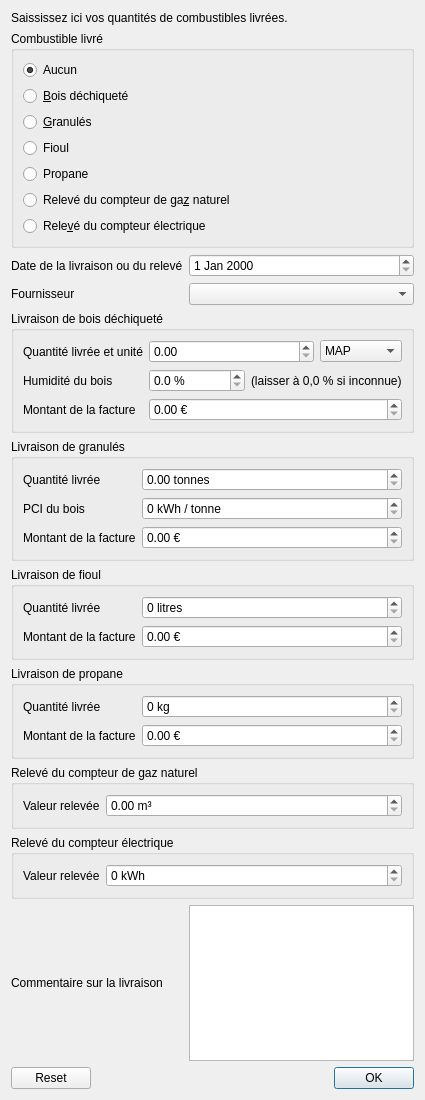
pyridiss/suivi-chaufferies, file addfueldelivery.ui: the form before one commit.
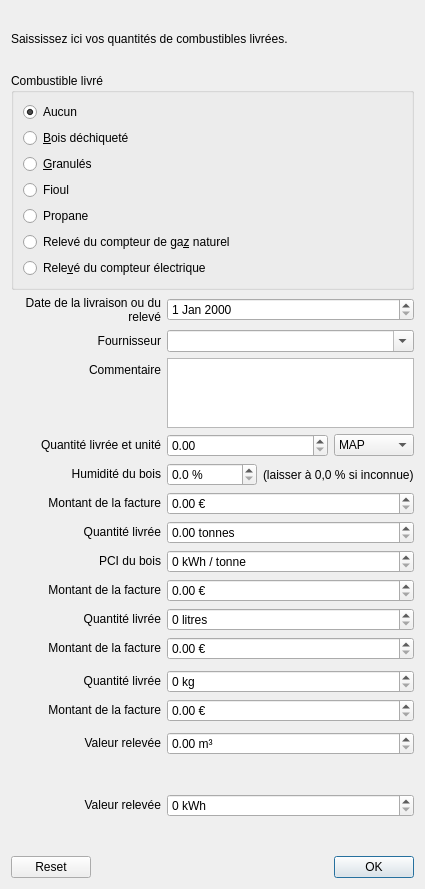
The form after the commit.

Patch:
```diff
--- a/addfueldelivery.ui
+++ b/addfueldelivery.ui
@@ -7,11 +7,18 @@
     <x>0</x>
     <y>0</y>
     <width>425</width>
-    <height>1100</height>
+    <height>889</height>
    </rect>
   </property>
-  <layout class="QGridLayout" name="gridLayout">
-   <item row="3" column="0" colspan="2">
+  <layout class="QVBoxLayout" name="verticalLayout">
+   <item>
+    <widget class="QLabel" name="label">
+     <property name="text">
+      <string>Saississez ici vos quantités de combustibles livrées.</string>
+     </property>
+    </widget>
+   </item>
+   <item>
     <widget class="QGroupBox" name="groupBox_Fuels">
      <property name="title">
       <string>Combustible livré</string>
@@ -72,77 +79,149 @@
      </layout>
     </widget>
    </item>
-   <item row="11" column="0" colspan="2">
-    <widget class="QGroupBox" name="groupBox_NaturalGas">
-     <property name="title">
-      <string>Relevé du compteur de gaz naturel</string>
-     </property>
-     <layout class="QFormLayout" name="formLayout_4">
+   <item>
+    <layout class="QHBoxLayout" name="horizontalLayout_3">
+     <item>
+      <widget class="QLabel" name="label_4">
+       <property name="minimumSize">
+        <size>
+         <width>150</width>
+         <height>0</height>
+        </size>
+       </property>
+       <property name="maximumSize">
+        <size>
+         <width>150</width>
+         <height>16777215</height>
+        </size>
+       </property>
+       <property name="text">
+        <string>&lt;html&gt;&lt;head/&gt;&lt;body&gt;&lt;p align=&quot;right&quot;&gt;Date de la livraison ou du relevé&lt;/p&gt;&lt;/body&gt;&lt;/html&gt;</string>
+       </property>
+       <property name="wordWrap">
+        <bool>true</bool>
+       </property>
+      </widget>
+     </item>
+     <item>
+      <widget class="QDateEdit" name="editDeliveryDate">
+       <property name="sizePolicy">
+        <sizepolicy hsizetype="Expanding" vsizetype="Fixed">
+         <horstretch>0</horstretch>
+         <verstretch>0</verstretch>
+        </sizepolicy>
+       </property>
+      </widget>
+     </item>
+    </layout>
+   </item>
+   <item>
+    <widget class="QFrame" name="frame_General">
+     <layout class="QFormLayout" name="formLayout_7">
+      <property name="leftMargin">
+       <number>0</number>
+      </property>
+      <property name="topMargin">
+       <number>0</number>
+      </property>
+      <property name="rightMargin">
+       <number>0</number>
+      </property>
+      <property name="bottomMargin">
+       <number>0</number>
+      </property>
       <item row="0" column="0">
-       <widget class="QLabel" name="label_13">
+       <widget class="QLabel" name="label_2">
+        <property name="minimumSize">
+         <size>
+          <width>150</width>
+          <height>0</height>
+         </size>
+        </property>
+        <property name="toolTip">
+         <string>&lt;html&gt;&lt;head/&gt;&lt;body&gt;&lt;p&gt;Sélectionez le fournisseur à l'aide de la flèche à droite de la case 'Fournisseur'.&lt;/p&gt;&lt;p&gt;Si le fournisseur n'est pas encore enregistré, écrivez son nom directement dans la ligne et appuyez sur la touche 'Entrée'.&lt;/p&gt;&lt;/body&gt;&lt;/html&gt;</string>
+        </property>
         <property name="text">
-         <string>Valeur relevée</string>
+         <string>&lt;html&gt;&lt;head/&gt;&lt;body&gt;&lt;p align=&quot;right&quot;&gt;Fournisseur&lt;/p&gt;&lt;/body&gt;&lt;/html&gt;</string>
         </property>
        </widget>
       </item>
       <item row="0" column="1">
-       <widget class="QDoubleSpinBox" name="editNaturalGasIndex">
+       <widget class="QComboBox" name="editProvider">
         <property name="sizePolicy">
          <sizepolicy hsizetype="Expanding" vsizetype="Fixed">
           <horstretch>0</horstretch>
           <verstretch>0</verstretch>
          </sizepolicy>
         </property>
-        <property name="suffix">
-         <string> m³</string>
+        <property name="toolTip">
+         <string>&lt;html&gt;&lt;head/&gt;&lt;body&gt;&lt;p&gt;Sélectionez le fournisseur à l'aide de la flèche à droite de la case 'Fournisseur'.&lt;/p&gt;&lt;p&gt;Si le fournisseur n'est pas encore enregistré, écrivez son nom directement dans la ligne et appuyez sur la touche 'Entrée'.&lt;/p&gt;&lt;/body&gt;&lt;/html&gt;</string>
         </property>
+        <property name="editable">
+         <bool>true</bool>
+        </property>
+        <property name="insertPolicy">
+         <enum>QComboBox::InsertAlphabetically</enum>
+        </property>
        </widget>
       </item>
-     </layout>
-    </widget>
-   </item>
-   <item row="12" column="0" colspan="2">
-    <widget class="QGroupBox" name="groupBox_Electricity">
-     <property name="title">
-      <string>Relevé du compteur électrique</string>
-     </property>
-     <layout class="QFormLayout" name="formLayout">
-      <item row="0" column="0">
-       <widget class="QLabel" name="label_3">
+      <item row="1" column="0">
+       <widget class="QLabel" name="label_11">
+        <property name="minimumSize">
+         <size>
+          <width>150</width>
+          <height>0</height>
+         </size>
+        </property>
         <property name="text">
-         <string>Valeur relevée</string>
+         <string>&lt;html&gt;&lt;head/&gt;&lt;body&gt;&lt;p align=&quot;right&quot;&gt;Commentaire&lt;/p&gt;&lt;/body&gt;&lt;/html&gt;</string>
         </property>
        </widget>
       </item>
-      <item row="0" column="1">
-       <widget class="QSpinBox" name="editElectricityIndex">
+      <item row="1" column="1">
+       <widget class="QPlainTextEdit" name="editComment">
         <property name="sizePolicy">
          <sizepolicy hsizetype="Expanding" vsizetype="Fixed">
           <horstretch>0</horstretch>
           <verstretch>0</verstretch>
          </sizepolicy>
         </property>
-        <property name="suffix">
-         <string> kWh</string>
+        <property name="maximumSize">
+         <size>
+          <width>16777215</width>
+          <height>70</height>
+         </size>
         </property>
-        <property name="maximum">
-         <number>1000000</number>
-        </property>
        </widget>
       </item>
      </layout>
     </widget>
    </item>
-   <item row="7" column="0" colspan="2">
-    <widget class="QGroupBox" name="groupBox_WoodChips">
-     <property name="title">
-      <string>Livraison de bois déchiqueté</string>
-     </property>
+   <item>
+    <widget class="QFrame" name="frame_WoodChips">
      <layout class="QFormLayout" name="formLayout_2">
+      <property name="leftMargin">
+       <number>0</number>
+      </property>
+      <property name="topMargin">
+       <number>0</number>
+      </property>
+      <property name="rightMargin">
+       <number>0</number>
+      </property>
+      <property name="bottomMargin">
+       <number>0</number>
+      </property>
       <item row="1" column="0">
        <widget class="QLabel" name="label_5">
+        <property name="minimumSize">
+         <size>
+          <width>150</width>
+          <height>0</height>
+         </size>
+        </property>
         <property name="text">
-         <string>Quantité livrée et unité</string>
+         <string>&lt;html&gt;&lt;head/&gt;&lt;body&gt;&lt;p align=&quot;right&quot;&gt;Quantité livrée et unité&lt;/p&gt;&lt;/body&gt;&lt;/html&gt;</string>
         </property>
        </widget>
       </item>
@@ -178,8 +257,14 @@
       </item>
       <item row="2" column="0">
        <widget class="QLabel" name="label_6">
+        <property name="minimumSize">
+         <size>
+          <width>150</width>
+          <height>0</height>
+         </size>
+        </property>
         <property name="text">
-         <string>Humidité du bois</string>
+         <string>&lt;html&gt;&lt;head/&gt;&lt;body&gt;&lt;p align=&quot;right&quot;&gt;Humidité du bois&lt;/p&gt;&lt;/body&gt;&lt;/html&gt;</string>
         </property>
        </widget>
       </item>
@@ -231,41 +316,45 @@
       </item>
       <item row="3" column="0">
        <widget class="QLabel" name="label_9">
+        <property name="minimumSize">
+         <size>
+          <width>150</width>
+          <height>0</height>
+         </size>
+        </property>
         <property name="text">
-         <string>Montant de la facture</string>
+         <string>&lt;html&gt;&lt;head/&gt;&lt;body&gt;&lt;p align=&quot;right&quot;&gt;Montant de la facture&lt;/p&gt;&lt;/body&gt;&lt;/html&gt;</string>
         </property>
        </widget>
       </item>
      </layout>
     </widget>
    </item>
-   <item row="4" column="1">
-    <widget class="QDateEdit" name="editDeliveryDate">
-     <property name="sizePolicy">
-      <sizepolicy hsizetype="Expanding" vsizetype="Fixed">
-       <horstretch>0</horstretch>
-       <verstretch>0</verstretch>
-      </sizepolicy>
-     </property>
-    </widget>
-   </item>
-   <item row="5" column="0">
-    <widget class="QLabel" name="label_2">
-     <property name="text">
-      <string>Fournisseur</string>
-     </property>
-    </widget>
-   </item>
-   <item row="8" column="0" colspan="2">
-    <widget class="QGroupBox" name="groupBox_Pellets">
-     <property name="title">
-      <string>Livraison de granulés</string>
-     </property>
+   <item>
+    <widget class="QFrame" name="frame_Pellets">
      <layout class="QFormLayout" name="formLayout_5">
+      <property name="leftMargin">
+       <number>0</number>
+      </property>
+      <property name="topMargin">
+       <number>0</number>
+      </property>
+      <property name="rightMargin">
+       <number>0</number>
+      </property>
+      <property name="bottomMargin">
+       <number>0</number>
+      </property>
       <item row="0" column="0">
        <widget class="QLabel" name="label_12">
+        <property name="minimumSize">
+         <size>
+          <width>150</width>
+          <height>0</height>
+         </size>
+        </property>
         <property name="text">
-         <string>Quantité livrée</string>
+         <string>&lt;html&gt;&lt;head/&gt;&lt;body&gt;&lt;p align=&quot;right&quot;&gt;Quantité livrée&lt;/p&gt;&lt;/body&gt;&lt;/html&gt;</string>
         </property>
        </widget>
       </item>
@@ -287,15 +376,27 @@
       </item>
       <item row="2" column="0">
        <widget class="QLabel" name="label_14">
+        <property name="minimumSize">
+         <size>
+          <width>150</width>
+          <height>0</height>
+         </size>
+        </property>
         <property name="text">
-         <string>Montant de la facture</string>
+         <string>&lt;html&gt;&lt;head/&gt;&lt;body&gt;&lt;p align=&quot;right&quot;&gt;Montant de la facture&lt;/p&gt;&lt;/body&gt;&lt;/html&gt;</string>
         </property>
        </widget>
       </item>
       <item row="1" column="0">
        <widget class="QLabel" name="label_15">
+        <property name="minimumSize">
+         <size>
+          <width>150</width>
+          <height>0</height>
+         </size>
+        </property>
         <property name="text">
-         <string>PCI du bois</string>
+         <string>&lt;html&gt;&lt;head/&gt;&lt;body&gt;&lt;p align=&quot;right&quot;&gt;PCI du bois&lt;/p&gt;&lt;/body&gt;&lt;/html&gt;</string>
         </property>
        </widget>
       </item>
@@ -337,16 +438,31 @@
      </layout>
     </widget>
    </item>
-   <item row="9" column="0" colspan="2">
-    <widget class="QGroupBox" name="groupBox_FuelOil">
-     <property name="title">
-      <string>Livraison de fioul</string>
-     </property>
+   <item>
+    <widget class="QFrame" name="frame_FuelOil">
      <layout class="QFormLayout" name="formLayout_3">
+      <property name="leftMargin">
+       <number>0</number>
+      </property>
+      <property name="topMargin">
+       <number>0</number>
+      </property>
+      <property name="rightMargin">
+       <number>0</number>
+      </property>
+      <property name="bottomMargin">
+       <number>0</number>
+      </property>
       <item row="0" column="0">
        <widget class="QLabel" name="label_8">
+        <property name="minimumSize">
+         <size>
+          <width>150</width>
+          <height>0</height>
+         </size>
+        </property>
         <property name="text">
-         <string>Quantité livrée</string>
+         <string>&lt;html&gt;&lt;head/&gt;&lt;body&gt;&lt;p align=&quot;right&quot;&gt;Quantité livrée&lt;/p&gt;&lt;/body&gt;&lt;/html&gt;</string>
         </property>
        </widget>
       </item>
@@ -368,8 +484,14 @@
       </item>
       <item row="1" column="0">
        <widget class="QLabel" name="label_10">
+        <property name="minimumSize">
+         <size>
+          <width>150</width>
+          <height>0</height>
+         </size>
+        </property>
         <property name="text">
-         <string>Montant de la facture</string>
+         <string>&lt;html&gt;&lt;head/&gt;&lt;body&gt;&lt;p align=&quot;right&quot;&gt;Montant de la facture&lt;/p&gt;&lt;/body&gt;&lt;/html&gt;</string>
         </property>
        </widget>
       </item>
@@ -392,50 +514,44 @@
      </layout>
     </widget>
    </item>
-   <item row="4" column="0">
-    <widget class="QLabel" name="label_4">
-     <property name="text">
-      <string>Date de la livraison ou du relevé</string>
-     </property>
-    </widget>
-   </item>
-   <item row="0" column="0" colspan="2">
-    <widget class="QLabel" name="label">
-     <property name="text">
-      <string>Saississez ici vos quantités de combustibles livrées.</string>
-     </property>
-    </widget>
-   </item>
-   <item row="13" column="0">
-    <widget class="QLabel" name="label_11">
-     <property name="text">
-      <string>Commentaire sur la livraison</string>
-     </property>
-    </widget>
-   </item>
-   <item row="13" column="1">
-    <widget class="QPlainTextEdit" name="editComment"/>
-   </item>
-   <item row="5" column="1">
-    <widget class="QComboBox" name="editProvider"/>
-   </item>
-   <item row="10" column="0" colspan="2">
-    <widget class="QGroupBox" name="groupBox_Propane">
-     <property name="title">
-      <string>Livraison de propane</string>
-     </property>
+   <item>
+    <widget class="QFrame" name="frame_Propane">
      <layout class="QFormLayout" name="formLayout_6">
+      <property name="leftMargin">
+       <number>0</number>
+      </property>
+      <property name="topMargin">
+       <number>0</number>
+      </property>
+      <property name="rightMargin">
+       <number>0</number>
+      </property>
+      <property name="bottomMargin">
+       <number>0</number>
+      </property>
       <item row="0" column="0">
        <widget class="QLabel" name="label_17">
+        <property name="minimumSize">
+         <size>
+          <width>150</width>
+          <height>0</height>
+         </size>
+        </property>
         <property name="text">
-         <string>Quantité livrée</string>
+         <string>&lt;html&gt;&lt;head/&gt;&lt;body&gt;&lt;p align=&quot;right&quot;&gt;Quantité livrée&lt;/p&gt;&lt;/body&gt;&lt;/html&gt;</string>
         </property>
        </widget>
       </item>
       <item row="1" column="0">
        <widget class="QLabel" name="label_16">
+        <property name="minimumSize">
+         <size>
+          <width>150</width>
+          <height>0</height>
+         </size>
+        </property>
         <property name="text">
-         <string>Montant de la facture</string>
+         <string>&lt;html&gt;&lt;head/&gt;&lt;body&gt;&lt;p align=&quot;right&quot;&gt;Montant de la facture&lt;/p&gt;&lt;/body&gt;&lt;/html&gt;</string>
         </property>
        </widget>
       </item>
@@ -474,7 +590,98 @@
      </layout>
     </widget>
    </item>
-   <item row="14" column="0" colspan="2">
+   <item>
+    <widget class="QFrame" name="frame_NaturalGas">
+     <layout class="QFormLayout" name="formLayout_4">
+      <property name="leftMargin">
+       <number>0</number>
+      </property>
+      <property name="topMargin">
+       <number>0</number>
+      </property>
+      <property name="rightMargin">
+       <number>0</number>
+      </property>
+      <property name="bottomMargin">
+       <number>0</number>
+      </property>
+      <item row="0" column="0">
+       <widget class="QLabel" name="label_13">
+        <property name="minimumSize">
+         <size>
+          <width>150</width>
+          <height>0</height>
+         </size>
+        </property>
+        <property name="text">
+         <string>&lt;html&gt;&lt;head/&gt;&lt;body&gt;&lt;p align=&quot;right&quot;&gt;Valeur relevée&lt;/p&gt;&lt;/body&gt;&lt;/html&gt;</string>
+        </property>
+       </widget>
+      </item>
+      <item row="0" column="1">
+       <widget class="QDoubleSpinBox" name="editNaturalGasIndex">
+        <property name="sizePolicy">
+         <sizepolicy hsizetype="Expanding" vsizetype="Fixed">
+          <horstretch>0</horstretch>
+          <verstretch>0</verstretch>
+         </sizepolicy>
+        </property>
+        <property name="suffix">
+         <string> m³</string>
+        </property>
+       </widget>
+      </item>
+     </layout>
+    </widget>
+   </item>
+   <item>
+    <widget class="QFrame" name="frame_Electricity">
+     <layout class="QFormLayout" name="formLayout">
+      <property name="leftMargin">
+       <number>0</number>
+      </property>
+      <property name="topMargin">
+       <number>0</number>
+      </property>
+      <property name="rightMargin">
+       <number>0</number>
+      </property>
+      <property name="bottomMargin">
+       <number>0</number>
+      </property>
+      <item row="0" column="0">
+       <widget class="QLabel" name="label_3">
+        <property name="minimumSize">
+         <size>
+          <width>150</width>
+          <height>0</height>
+         </size>
+        </property>
+        <property name="text">
+         <string>&lt;html&gt;&lt;head/&gt;&lt;body&gt;&lt;p align=&quot;right&quot;&gt;Valeur relevée&lt;/p&gt;&lt;/body&gt;&lt;/html&gt;</string>
+        </property>
+       </widget>
+      </item>
+      <item row="0" column="1">
+       <widget class="QSpinBox" name="editElectricityIndex">
+        <property name="sizePolicy">
+         <sizepolicy hsizetype="Expanding" vsizetype="Fixed">
+          <horstretch>0</horstretch>
+          <verstretch>0</verstretch>
+         </sizepolicy>
+        </property>
+        <property name="suffix">
+         <string> kWh</string>
+        </property>
+        <property name="maximum">
+         <number>1000000</number>
+        </property>
+       </widget>
+      </item>
+     </layout>
+    </widget>
+   </item>
+   <item>
     <widget class="QDialogButtonBox" name="buttonBox">
      <property name="standardButtons">
       <set>QDialogButtonBox::Ok|QDialogButtonBox::Reset</set>
```
